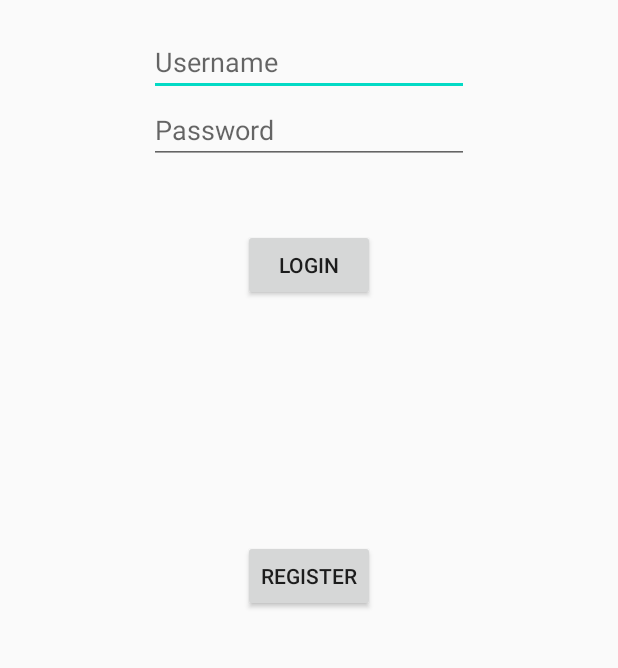
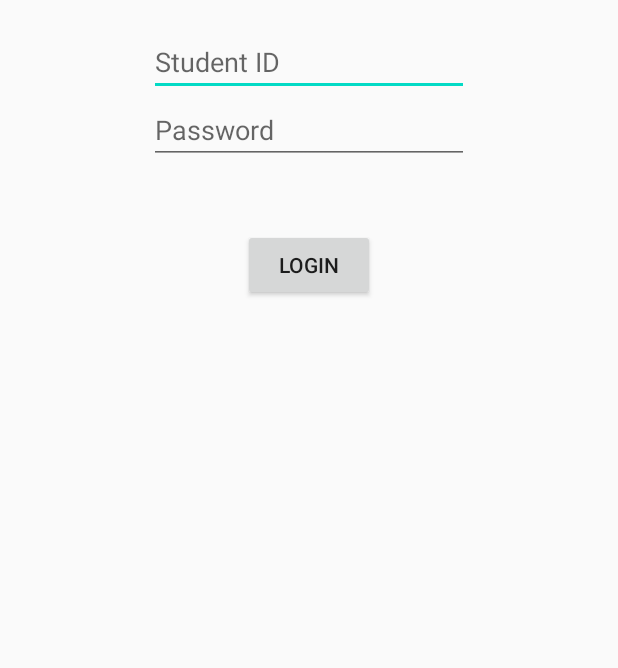
Before and after one commit to iphelf/Student-Help, an Android app: the screen it shows after launch (LoginActivity), on a phone screen of 412 x 824 dp, the part 564-1232 px from its top. Run offline under Robolectric (Android 15) with nearby library versions, the phone set to English and light mode, and no system bars; our stand-ins replace navigation-ui.

Commit message:
改善登录注册模块；去除username

```diff
--- a/app/build.gradle
+++ b/app/build.gradle
@@ -34,6 +34,7 @@ dependencies {
     implementation 'androidx.recyclerview:recyclerview:1.1.0'
     implementation 'androidx.gridlayout:gridlayout:1.0.0'
     implementation 'com.android.volley:volley:1.1.1'
+    implementation 'com.squareup.okhttp3:okhttp:3.10.0'
     testImplementation 'junit:junit:4.13'
     androidTestImplementation 'androidx.test.ext:junit:1.1.1'
     androidTestImplementation 'androidx.test.espresso:espresso-core:3.2.0'
--- a/app/src/main/AndroidManifest.xml
+++ b/app/src/main/AndroidManifest.xml
@@ -22,7 +22,7 @@
         <activity android:name=".ui.common.ConversationActivity" />
         <activity android:name=".ui.home.PublishActivity" />
         <activity android:name=".ui.common.ErrandActivity" />
-        <activity android:name=".ui.LoginActivity" />
+        <activity android:name=".ui.login.LoginActivity" />
         <activity
             android:name=".ui.MainActivity"
             android:label="@string/app_name">
--- a/app/src/main/java/com/thirtyseven/studenthelp/data/Account.java
+++ b/app/src/main/java/com/thirtyseven/studenthelp/data/Account.java
@@ -4,7 +4,6 @@ import java.math.BigDecimal;
 
 public class Account {
     public String id; // Primary key
-    public String username;
     public String password;
     public String realName;
     public int credit;
--- a/app/src/main/java/com/thirtyseven/studenthelp/ui/LoginActivity.java
+++ /dev/null
@@ -1,16 +0,0 @@
-package com.thirtyseven.studenthelp.ui;
-
-import android.os.Bundle;
-
-import androidx.appcompat.app.AppCompatActivity;
-
-import com.thirtyseven.studenthelp.R;
-
-public class LoginActivity extends AppCompatActivity {
-
-    @Override
-    protected void onCreate(Bundle savedInstanceState) {
-        super.onCreate(savedInstanceState);
-        setContentView(R.layout.activity_login);
-    }
-}
--- a/app/src/main/java/com/thirtyseven/studenthelp/ui/MainActivity.java
+++ b/app/src/main/java/com/thirtyseven/studenthelp/ui/MainActivity.java
@@ -12,6 +12,7 @@ import androidx.navigation.ui.NavigationUI;
 import com.google.android.material.bottomnavigation.BottomNavigationView;
 import com.thirtyseven.studenthelp.R;
 import com.thirtyseven.studenthelp.data.Account;
+import com.thirtyseven.studenthelp.ui.login.LoginActivity;
 import com.thirtyseven.studenthelp.utility.Local;
 
 public class MainActivity extends AppCompatActivity {
--- a/app/src/main/java/com/thirtyseven/studenthelp/ui/login/LoginFragment.java
+++ b/app/src/main/java/com/thirtyseven/studenthelp/ui/login/LoginActivity.java
@@ -6,15 +6,12 @@ import android.content.Intent;
 import android.content.ServiceConnection;
 import android.os.Bundle;
 import android.os.IBinder;
-import android.view.LayoutInflater;
 import android.view.View;
-import android.view.ViewGroup;
 import android.widget.Button;
 import android.widget.EditText;
 import android.widget.Toast;
 
-import androidx.fragment.app.Fragment;
-import androidx.navigation.Navigation;
+import androidx.appcompat.app.AppCompatActivity;
 
 import com.thirtyseven.studenthelp.R;
 import com.thirtyseven.studenthelp.data.Account;
@@ -23,22 +20,17 @@ import com.thirtyseven.studenthelp.utility.Global;
 import com.thirtyseven.studenthelp.utility.Local;
 import com.thirtyseven.studenthelp.utility.Remote;
 
-public class LoginFragment extends Fragment implements Global {
+public class LoginActivity extends AppCompatActivity {
 
     private Remote.RemoteBinder remoteBinder;
     private ServiceConnection serviceConnection;
 
-    public LoginFragment() {
-        // Required empty public constructor
-    }
-
-    public static LoginFragment newInstance() {
-        return new LoginFragment();
-    }
 
     @Override
-    public void onCreate(Bundle savedInstanceState) {
+    protected void onCreate(Bundle savedInstanceState) {
         super.onCreate(savedInstanceState);
+        setContentView(R.layout.activity_login);
+
         serviceConnection = new ServiceConnection() {
             @Override
             public void onServiceConnected(ComponentName componentName, IBinder iBinder) {
@@ -50,65 +42,53 @@ public class LoginFragment extends Fragment implements Global {
 
             }
         };
-        requireActivity().bindService(
-                new Intent(requireContext(), Remote.class),
+        bindService(
+                new Intent(this, Remote.class),
                 serviceConnection,
                 Service.BIND_AUTO_CREATE
         );
-    }
 
-    @Override
-    public void onDestroy() {
-        requireActivity().unbindService(serviceConnection);
-        super.onDestroy();
-    }
+        setTitle(R.string.title_login);
 
-    @Override
-    public View onCreateView(LayoutInflater inflater, ViewGroup container,
-                             Bundle savedInstanceState) {
-        requireActivity().setTitle(R.string.title_login);
-        // Inflate the layout for this fragment
-        View root = inflater.inflate(R.layout.fragment_login, container, false);
+        final EditText editTextStudentId = findViewById(R.id.editText_studentId);
+        final EditText editTextPassword = findViewById(R.id.editText_password);
 
-        final EditText editTextUsername = root.findViewById(R.id.editText_username);
-        final EditText editTextPassword = root.findViewById(R.id.editText_password);
-
-        final Button buttonLogin = root.findViewById(R.id.button_login);
+        final Button buttonLogin = findViewById(R.id.button_login);
         buttonLogin.setOnClickListener(new View.OnClickListener() {
             @Override
             public void onClick(View view) {
-                String username = editTextUsername.getText().toString().trim();
+                String id = editTextStudentId.getText().toString().trim();
                 String password = editTextPassword.getText().toString().trim();
                 final Account account = new Account();
-                account.username = username;
+                account.id = id;
                 account.password = password;
                 remoteBinder.login(account, new Remote.Listener() {
                     @Override
-                    public void execute(ResultCode resultCode, Object object) {
-                        if (resultCode == ResultCode.Succeeded) {
+                    public void execute(Global.ResultCode resultCode, Object object) {
+                        if (resultCode == Global.ResultCode.Succeeded) {
                             Local.saveAccount(account);
-                            Intent intent = new Intent(getActivity(), MainActivity.class);
+                            Intent intent = new Intent(LoginActivity.this, MainActivity.class);
                             startActivity(intent);
-                            requireActivity().finish();
+                            finish();
                         } else {
-                            switch ((LoginError) object){
+                            switch ((Global.LoginError) object){
                                 case NotExist:
                                     Toast.makeText(
-                                            requireContext(),
+                                            LoginActivity.this,
                                             R.string.toast_loginError_notExist,
                                             Toast.LENGTH_SHORT
                                     ).show();
                                     break;
                                 case WrongPassword:
                                     Toast.makeText(
-                                            requireContext(),
+                                            LoginActivity.this,
                                             R.string.toast_loginError_wrongPassword,
                                             Toast.LENGTH_SHORT
                                     ).show();
                                     break;
                                 case NetworkError:
                                     Toast.makeText(
-                                            requireContext(),
+                                            LoginActivity.this,
                                             R.string.toast_networkError,
                                             Toast.LENGTH_SHORT
                                     ).show();
@@ -116,7 +96,7 @@ public class LoginFragment extends Fragment implements Global {
                                 case LoginError:
                                 default:
                                     Toast.makeText(
-                                            requireContext(),
+                                            LoginActivity.this,
                                             R.string.toast_loginError,
                                             Toast.LENGTH_SHORT
                                     ).show();
@@ -127,12 +107,11 @@ public class LoginFragment extends Fragment implements Global {
                 });
             }
         });
+    }
 
-        Button buttonRegister = root.findViewById(R.id.button_register);
-        buttonRegister.setOnClickListener(
-                Navigation.createNavigateOnClickListener(R.id.action_loginFragment_to_registerFragment, null)
-        );
-
-        return root;
+    @Override
+    public void onDestroy() {
+        unbindService(serviceConnection);
+        super.onDestroy();
     }
 }
--- a/app/src/main/res/layout/activity_login.xml
+++ b/app/src/main/res/layout/activity_login.xml
@@ -4,20 +4,56 @@
     xmlns:tools="http://schemas.android.com/tools"
     android:layout_width="match_parent"
     android:layout_height="match_parent"
-    tools:context=".ui.LoginActivity">
+    tools:context=".ui.login.LoginActivity">
 
-    <fragment
-        android:id="@+id/navHostFragment_main"
-        android:name="androidx.navigation.fragment.NavHostFragment"
-        android:layout_width="0dp"
-        android:layout_height="0dp"
-        app:defaultNavHost="true"
+    <ImageView
+        android:id="@+id/imageView"
+        android:layout_width="128dp"
+        android:layout_height="128dp"
+        android:src="@drawable/ic_logo"
         app:layout_constraintBottom_toBottomOf="parent"
         app:layout_constraintEnd_toEndOf="parent"
         app:layout_constraintStart_toStartOf="parent"
         app:layout_constraintTop_toTopOf="parent"
-        app:layout_constraintVertical_bias="0.499"
-        app:navGraph="@navigation/navgraph_login"
-        tools:ignore="FragmentTagUsage" />
+        app:layout_constraintVertical_bias="0.3" />
+
+    <LinearLayout
+        android:id="@+id/linearLayout"
+        android:layout_width="wrap_content"
+        android:layout_height="wrap_content"
+        android:orientation="vertical"
+        app:layout_constraintBottom_toBottomOf="parent"
+        app:layout_constraintEnd_toEndOf="parent"
+        app:layout_constraintStart_toStartOf="parent"
+        app:layout_constraintTop_toTopOf="parent">
+
+        <EditText
+            android:id="@+id/editText_studentId"
+            android:layout_width="wrap_content"
+            android:layout_height="wrap_content"
+            android:ems="10"
+            android:hint="@string/hint_studentId"
+            android:inputType="textPersonName" />
+
+        <EditText
+            android:id="@+id/editText_password"
+            android:layout_width="wrap_content"
+            android:layout_height="wrap_content"
+            android:ems="10"
+            android:hint="@string/hint_password"
+            android:inputType="textPassword" />
+
+    </LinearLayout>
+
+    <Button
+        android:id="@+id/button_login"
+        android:layout_width="wrap_content"
+        android:layout_height="wrap_content"
+        android:text="@string/button_login"
+        app:layout_constraintBottom_toBottomOf="parent"
+        app:layout_constraintEnd_toEndOf="parent"
+        app:layout_constraintStart_toStartOf="parent"
+        app:layout_constraintTop_toBottomOf="@+id/linearLayout"
+        app:layout_constraintVertical_bias="0.15" />
 
 </androidx.constraintlayout.widget.ConstraintLayout>
--- a/app/src/main/res/layout/fragment_login.xml
+++ /dev/null
@@ -1,70 +0,0 @@
-<?xml version="1.0" encoding="utf-8"?>
-<androidx.constraintlayout.widget.ConstraintLayout xmlns:android="http://schemas.android.com/apk/res/android"
-    xmlns:app="http://schemas.android.com/apk/res-auto"
-    xmlns:tools="http://schemas.android.com/tools"
-    android:layout_width="match_parent"
-    android:layout_height="match_parent"
-    tools:context=".ui.login.LoginFragment">
-
-    <ImageView
-        android:id="@+id/imageView"
-        android:layout_width="128dp"
-        android:layout_height="128dp"
-        android:src="@drawable/ic_logo"
-        app:layout_constraintBottom_toBottomOf="parent"
-        app:layout_constraintEnd_toEndOf="parent"
-        app:layout_constraintStart_toStartOf="parent"
-        app:layout_constraintTop_toTopOf="parent"
-        app:layout_constraintVertical_bias="0.3" />
-
-    <LinearLayout
-        android:id="@+id/linearLayout"
-        android:layout_width="wrap_content"
-        android:layout_height="wrap_content"
-        android:orientation="vertical"
-        app:layout_constraintBottom_toBottomOf="parent"
-        app:layout_constraintEnd_toEndOf="parent"
-        app:layout_constraintStart_toStartOf="parent"
-        app:layout_constraintTop_toTopOf="parent">
-
-        <EditText
-            android:id="@+id/editText_username"
-            android:layout_width="wrap_content"
-            android:layout_height="wrap_content"
-            android:ems="10"
-            android:hint="@string/hint_username"
-            android:inputType="textPersonName" />
-
-        <EditText
-            android:id="@+id/editText_password"
-            android:layout_width="wrap_content"
-            android:layout_height="wrap_content"
-            android:ems="10"
-            android:hint="@string/hint_password"
-            android:inputType="textPassword" />
-
-    </LinearLayout>
-
-    <Button
-        android:id="@+id/button_login"
-        android:layout_width="wrap_content"
-        android:layout_height="wrap_content"
-        android:text="@string/button_login"
-        app:layout_constraintBottom_toBottomOf="parent"
-        app:layout_constraintEnd_toEndOf="parent"
-        app:layout_constraintStart_toStartOf="parent"
-        app:layout_constraintTop_toBottomOf="@+id/linearLayout"
-        app:layout_constraintVertical_bias="0.15" />
-
-    <Button
-        android:id="@+id/button_register"
-        android:layout_width="wrap_content"
-        android:layout_height="wrap_content"
-        android:text="@string/button_register"
-        app:layout_constraintBottom_toBottomOf="parent"
-        app:layout_constraintEnd_toEndOf="parent"
-        app:layout_constraintStart_toStartOf="parent"
-        app:layout_constraintTop_toBottomOf="@+id/button_login"
-        app:layout_constraintVertical_bias="0.8" />
-
-</androidx.constraintlayout.widget.ConstraintLayout>
--- a/app/src/main/res/navigation/navgraph_login.xml
+++ /dev/null
@@ -1,38 +0,0 @@
-<?xml version="1.0" encoding="utf-8"?>
-<navigation xmlns:android="http://schemas.android.com/apk/res/android"
-    xmlns:app="http://schemas.android.com/apk/res-auto"
-    xmlns:tools="http://schemas.android.com/tools"
-    android:id="@+id/navgraph_login"
-    app:startDestination="@id/loginFragment">
-
-    <fragment
-        android:id="@+id/loginFragment"
-        android:name="com.thirtyseven.studenthelp.ui.login.LoginFragment"
-        android:label="fragment_login"
-        tools:layout="@layout/fragment_login" >
-        <action
-            android:id="@+id/action_loginFragment_to_registerFragment"
-            app:destination="@id/registerFragment" />
-    </fragment>
-    <fragment
-        android:id="@+id/registerFragment"
-        android:name="com.thirtyseven.studenthelp.ui.login.RegisterFragment"
-        android:label="fragment_register"
-        tools:layout="@layout/fragment_register" >
-        <action
-            android:id="@+id/action_registerFragment_to_certificateFragment"
-            app:destination="@id/certificateFragment" />
-        <action
-            android:id="@+id/action_registerFragment_to_loginFragment"
-            app:destination="@id/loginFragment" />
-    </fragment>
-    <fragment
-        android:id="@+id/certificateFragment"
-        android:name="com.thirtyseven.studenthelp.ui.login.CertificateFragment"
-        android:label="fragment_certificate"
-        tools:layout="@layout/fragment_certificate" >
-        <action
-            android:id="@+id/action_certificateFragment_to_registerFragment"
-            app:destination="@id/registerFragment" />
-    </fragment>
-</navigation>
--- a/app/src/main/res/values/strings.xml
+++ b/app/src/main/res/values/strings.xml
@@ -72,5 +72,7 @@
     <string name="toast_loginError_notExist">No such user!</string>
     <string name="toast_loginError_wrongPassword">Wrong password!</string>
     <string name="toast_networkError">Network error!</string>
+    <string name="toast_registerError_existUser">Conflicts with existing username!</string>
+    <string name="toast_registerError">Register failed!</string>
     <!-- TODO: Remove or change this placeholder text -->
 </resources>
```
Also changed, not shown: app/src/main/java/com/thirtyseven/studenthelp/ui/login/CertificateFragment.java (deleted, +0 -41 lines), app/src/main/java/com/thirtyseven/studenthelp/ui/login/RegisterFragment.java (deleted, +0 -46 lines), app/src/main/java/com/thirtyseven/studenthelp/utility/Global.java (+7 -5 lines), app/src/main/java/com/thirtyseven/studenthelp/utility/Remote.java (+5 -39 lines), app/src/main/res/layout/fragment_certificate.xml (deleted, +0 -49 lines), app/src/main/res/layout/fragment_register.xml (deleted, +0 -56 lines), 1 other file.
